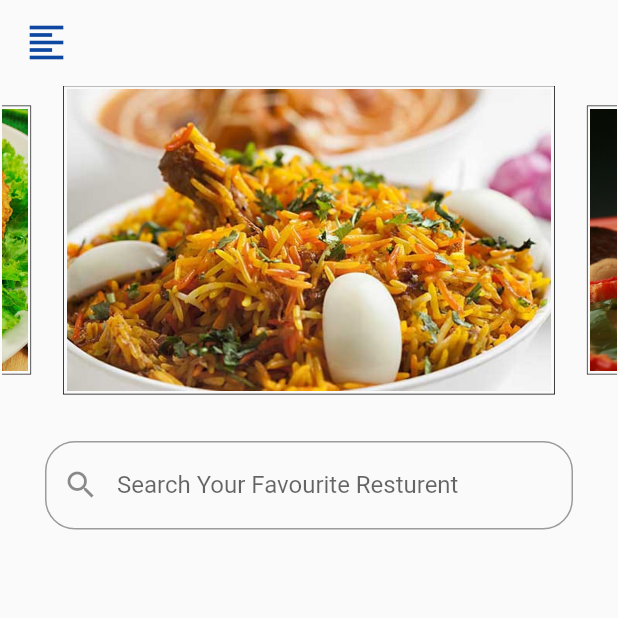
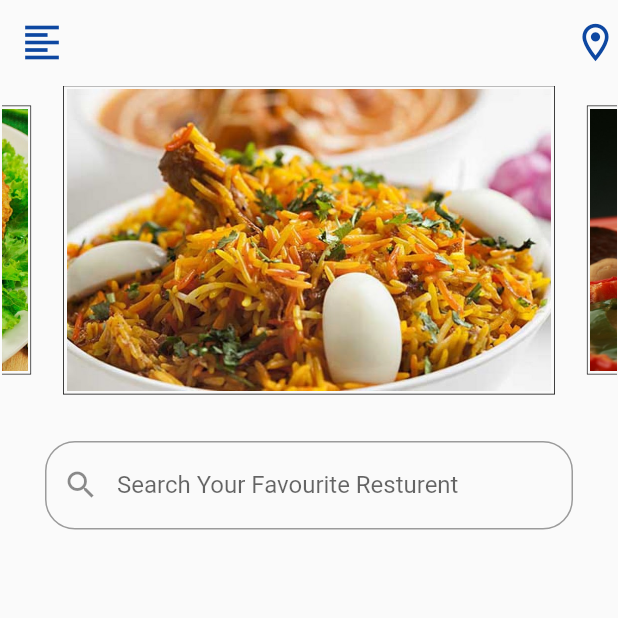
Before and after one commit to jaseel-babu/Salt-N-Pepper-Food-Delivery-Application, a Flutter app: the HomePage screen opened directly, on a phone screen of 412 x 824 dp, the top half of it. Run offline on Flutter 3.47's test engine with Material 2 defaults, Android fonts, the phone set to English and light mode, and no system bars; drawn by our look-alikes of carousel_slider; our stand-ins replace cloud_firestore, firebase_auth, firebase_core, geocoding, geolocator, get and 3 more; accounts and stored records are empty.

Commit message:
catagory added

```diff
--- a/lib/view/homepage.dart
+++ b/lib/view/homepage.dart
@@ -22,31 +22,44 @@ class HomePage extends StatelessWidget {
     final maxWidth = MediaQuery.of(context).size.width;
     final maxHeight = MediaQuery.of(context).size.width;
     return Scaffold(
-      body: SafeArea(
-        child: ListView(
-          children: [
-            ListTile(
+      extendBodyBehindAppBar: true,
+      appBar: AppBar(
+        excludeHeaderSemantics: true,
+        backgroundColor: Colors.transparent,
+        elevation: 0.0,
         leading: Icon(
           Icons.format_align_left,
           color: Colors.blue[900],
           size: 30,
         ),
-              trailing: GetBuilder<LocationController>(
+        actions: [
+          Icon(
+            Icons.location_on_outlined,
+            color: Colors.blue[900],
+            size: 30,
+          ),
+          GetBuilder<LocationController>(
             builder: (locationController) {
-                  return Text(
+              return Center(
+                child: Text(
                   locationController.currentAddress!,
                   style: TextStyle(color: Colors.blue[900], fontSize: 20),
+                ),
               );
             },
           ),
+        ],
       ),
+      body: SafeArea(
+        child: ListView(
+          children: [
             CustomScrollView(
               shrinkWrap: true,
               slivers: [
                 SliverToBoxAdapter(
                   child: Padding(
-                    padding: EdgeInsets.all(1.0),
-                    child: Container(
+                    padding:const EdgeInsets.all(1.0),
+                    child: SizedBox(
                       height: maxHeight * .5,
                       width: maxWidth * .3,
                       child: CarouselSlider(
--- a/pubspec.yaml
+++ b/pubspec.yaml
@@ -40,6 +40,7 @@ dependencies:
   pin_input_text_field: ^4.1.1
   shared_preferences: ^2.0.12
   cached_network_image: ^3.2.0
+  shimmer: ^2.0.0
 
 dev_dependencies:
   flutter_lints: ^1.0.0
```
Also changed, not shown: lib/controller/apiservices.dart (+19 -7 lines), lib/view/menus/menus.dart (+37 -5 lines), pubspec.lock. Lines whose indentation alone changed are shown as unchanged.
